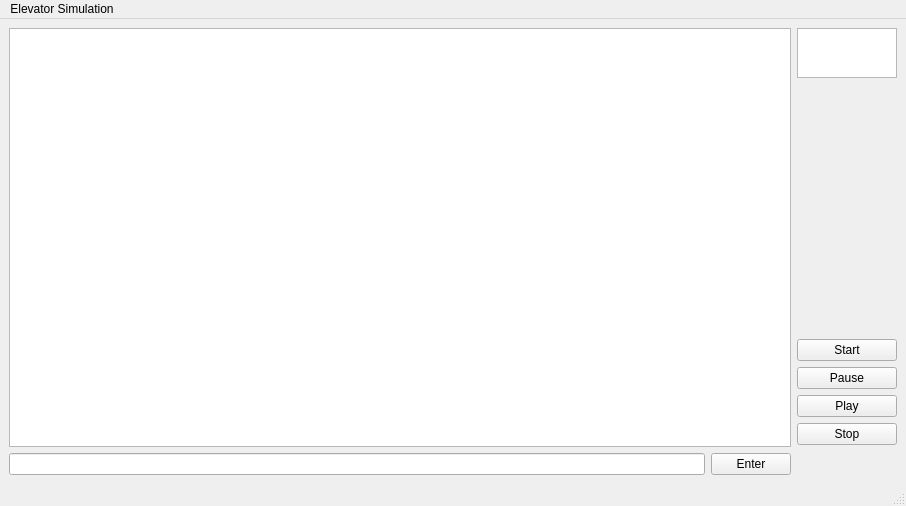
Above: mainwindow.ui from Elmmoon/COMP-3004-A3 before the change. Below: the same form after it.
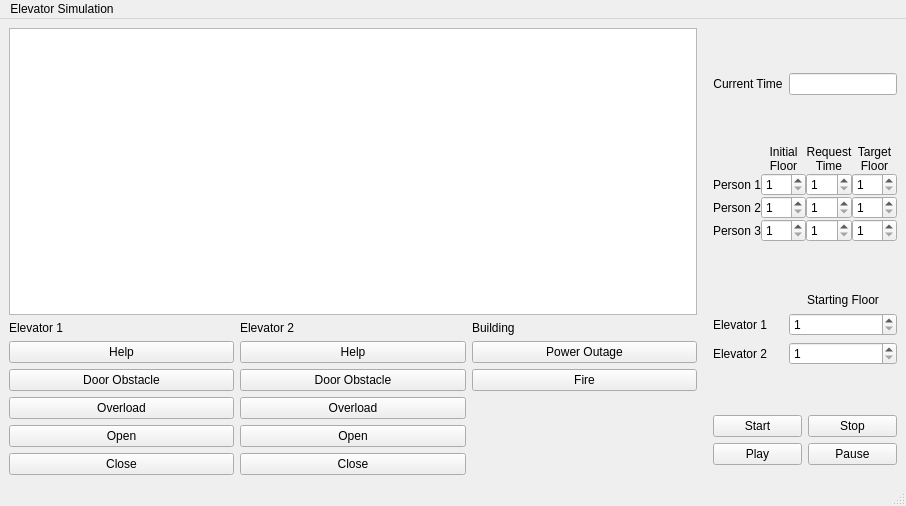
That is the form after the change.

```diff
--- a/mainwindow.ui
+++ b/mainwindow.ui
@@ -16,7 +16,13 @@
   <widget class="QWidget" name="centralwidget">
    <layout class="QHBoxLayout" name="horizontalLayout_12">
     <item>
-     <layout class="QVBoxLayout" name="verticalLayout_9">
+     <layout class="QVBoxLayout" name="runningGrid">
+      <property name="leftMargin">
+       <number>0</number>
+      </property>
+      <property name="bottomMargin">
+       <number>0</number>
+      </property>
       <item>
        <widget class="QPlainTextEdit" name="output">
         <property name="undoRedoEnabled">
@@ -28,14 +34,112 @@
        </widget>
       </item>
       <item>
-       <layout class="QHBoxLayout" name="horizontalLayout_11">
-        <item>
-         <widget class="QLineEdit" name="input"/>
+       <layout class="QGridLayout" name="eventGrid">
+        <property name="bottomMargin">
+         <number>0</number>
+        </property>
+        <item row="3" column="1">
+         <widget class="QPushButton" name="overloadButton2">
+          <property name="text">
+           <string>Overload</string>
+          </property>
+         </widget>
         </item>
-        <item>
-         <widget class="QPushButton" name="enterButton">
+        <item row="0" column="0">
+         <widget class="QLabel" name="eventLabel1">
           <property name="text">
-           <string>Enter</string>
+           <string>Elevator 1</string>
+          </property>
+         </widget>
+        </item>
+        <item row="3" column="0">
+         <widget class="QPushButton" name="overloadButton1">
+          <property name="text">
+           <string>Overload</string>
+          </property>
+         </widget>
+        </item>
+        <item row="2" column="1">
+         <widget class="QPushButton" name="obstacleButton2">
+          <property name="text">
+           <string>Door Obstacle</string>
+          </property>
+         </widget>
+        </item>
+        <item row="2" column="0">
+         <widget class="QPushButton" name="obstacleButton1">
+          <property name="text">
+           <string>Door Obstacle</string>
+          </property>
+         </widget>
+        </item>
+        <item row="4" column="1">
+         <widget class="QPushButton" name="openButton2">
+          <property name="text">
+           <string>Open</string>
+          </property>
+         </widget>
+        </item>
+        <item row="5" column="0">
+         <widget class="QPushButton" name="closeButton1">
+          <property name="text">
+           <string>Close</string>
+          </property>
+         </widget>
+        </item>
+        <item row="1" column="0">
+         <widget class="QPushButton" name="helpButton1">
+          <property name="text">
+           <string>Help</string>
+          </property>
+         </widget>
+        </item>
+        <item row="5" column="1">
+         <widget class="QPushButton" name="closeButton2">
+          <property name="text">
+           <string>Close</string>
+          </property>
+         </widget>
+        </item>
+        <item row="1" column="1">
+         <widget class="QPushButton" name="helpButton2">
+          <property name="text">
+           <string>Help</string>
+          </property>
+         </widget>
+        </item>
+        <item row="0" column="1">
+         <widget class="QLabel" name="eventLabel2">
+          <property name="text">
+           <string>Elevator 2</string>
+          </property>
+         </widget>
+        </item>
+        <item row="4" column="0">
+         <widget class="QPushButton" name="openButton1">
+          <property name="text">
+           <string>Open</string>
+          </property>
+         </widget>
+        </item>
+        <item row="1" column="2">
+         <widget class="QPushButton" name="powerButton">
+          <property name="text">
+           <string>Power Outage</string>
+          </property>
+         </widget>
+        </item>
+        <item row="2" column="2">
+         <widget class="QPushButton" name="fireButton">
+          <property name="text">
+           <string>Fire</string>
+          </property>
+         </widget>
+        </item>
+        <item row="0" column="2">
+         <widget class="QLabel" name="eventLabel3">
+          <property name="text">
+           <string>Building</string>
           </property>
          </widget>
         </item>
@@ -44,22 +148,77 @@
      </layout>
     </item>
     <item>
-     <layout class="QVBoxLayout" name="verticalLayout_7">
+     <spacer name="horizontalSpacer">
+      <property name="orientation">
+       <enum>Qt::Horizontal</enum>
+      </property>
+      <property name="sizeType">
+       <enum>QSizePolicy::Fixed</enum>
+      </property>
+      <property name="sizeHint" stdset="0">
+       <size>
+        <width>10</width>
+        <height>20</height>
+       </size>
+      </property>
+     </spacer>
+    </item>
+    <item>
+     <layout class="QVBoxLayout" name="inputGrid">
+      <property name="leftMargin">
+       <number>0</number>
+      </property>
+      <property name="topMargin">
+       <number>0</number>
+      </property>
+      <property name="bottomMargin">
+       <number>10</number>
+      </property>
       <item>
-       <widget class="QListView" name="timeCounter">
-        <property name="sizePolicy">
-         <sizepolicy hsizetype="Fixed" vsizetype="Fixed">
-          <horstretch>0</horstretch>
-          <verstretch>0</verstretch>
-         </sizepolicy>
+       <spacer name="verticalSpacer_4">
+        <property name="orientation">
+         <enum>Qt::Vertical</enum>
         </property>
-        <property name="maximumSize">
+        <property name="sizeHint" stdset="0">
          <size>
-          <width>100</width>
-          <height>50</height>
+          <width>20</width>
+          <height>40</height>
          </size>
         </property>
-       </widget>
+       </spacer>
+      </item>
+      <item>
+       <layout class="QHBoxLayout" name="timerGrid">
+        <property name="leftMargin">
+         <number>0</number>
+        </property>
+        <item>
+         <widget class="QLabel" name="timerLabel">
+          <property name="text">
+           <string>Current Time</string>
+          </property>
+          <property name="alignment">
+           <set>Qt::AlignCenter</set>
+          </property>
+         </widget>
+        </item>
+        <item>
+         <widget class="QLineEdit" name="timerDisplay">
+          <property name="sizePolicy">
+           <sizepolicy hsizetype="Fixed" vsizetype="Fixed">
+            <horstretch>0</horstretch>
+            <verstretch>0</verstretch>
+           </sizepolicy>
+          </property>
+          <property name="alignment">
+           <set>Qt::AlignCenter</set>
+          </property>
+          <property name="readOnly">
+           <bool>true</bool>
+          </property>
+         </widget>
+        </item>
+       </layout>
       </item>
       <item>
        <spacer name="verticalSpacer">
@@ -75,49 +234,325 @@
        </spacer>
       </item>
       <item>
-       <widget class="QPushButton" name="startButton">
-        <property name="text">
-         <string>Start</string>
+       <layout class="QGridLayout" name="personGrid" columnstretch="0,0,0,0,0">
+        <property name="sizeConstraint">
+         <enum>QLayout::SetMinimumSize</enum>
         </property>
-       </widget>
-      </item>
-      <item>
-       <widget class="QPushButton" name="pauseButton">
-        <property name="text">
-         <string>Pause</string>
+        <property name="leftMargin">
+         <number>0</number>
         </property>
-       </widget>
+        <property name="topMargin">
+         <number>0</number>
+        </property>
+        <property name="rightMargin">
+         <number>0</number>
+        </property>
+        <property name="bottomMargin">
+         <number>0</number>
+        </property>
+        <property name="spacing">
+         <number>0</number>
+        </property>
+        <item row="0" column="4">
+         <widget class="QLabel" name="targetLabel">
+          <property name="maximumSize">
+           <size>
+            <width>70</width>
+            <height>16777215</height>
+           </size>
+          </property>
+          <property name="text">
+           <string>Target
+Floor</string>
+          </property>
+          <property name="alignment">
+           <set>Qt::AlignCenter</set>
+          </property>
+         </widget>
+        </item>
+        <item row="4" column="1">
+         <widget class="QSpinBox" name="personInitInput2">
+          <property name="minimum">
+           <number>1</number>
+          </property>
+          <property name="maximum">
+           <number>99</number>
+          </property>
+         </widget>
+        </item>
+        <item row="4" column="4">
+         <widget class="QSpinBox" name="personTarInput2">
+          <property name="minimum">
+           <number>1</number>
+          </property>
+          <property name="maximum">
+           <number>99</number>
+          </property>
+         </widget>
+        </item>
+        <item row="5" column="1">
+         <widget class="QSpinBox" name="personInitInput3">
+          <property name="minimum">
+           <number>1</number>
+          </property>
+          <property name="maximum">
+           <number>99</number>
+          </property>
+         </widget>
+        </item>
+        <item row="5" column="0">
+         <widget class="QLabel" name="personLabel3">
+          <property name="text">
+           <string>Person 3</string>
+          </property>
+         </widget>
+        </item>
+        <item row="4" column="3">
+         <widget class="QSpinBox" name="personReqInput2">
+          <property name="minimum">
+           <number>1</number>
+          </property>
+          <property name="maximum">
+           <number>99</number>
+          </property>
+         </widget>
+        </item>
+        <item row="4" column="0">
+         <widget class="QLabel" name="personLabel2">
+          <property name="text">
+           <string>Person 2</string>
+          </property>
+         </widget>
+        </item>
+        <item row="3" column="1">
+         <widget class="QSpinBox" name="personInitInput1">
+          <property name="minimum">
+           <number>1</number>
+          </property>
+          <property name="maximum">
+           <number>99</number>
+          </property>
+         </widget>
+        </item>
+        <item row="5" column="3">
+         <widget class="QSpinBox" name="personReqInput3">
+          <property name="minimum">
+           <number>1</number>
+          </property>
+          <property name="maximum">
+           <number>99</number>
+          </property>
+         </widget>
+        </item>
+        <item row="3" column="3">
+         <widget class="QSpinBox" name="personReqInput1">
+          <property name="minimum">
+           <number>1</number>
+          </property>
+          <property name="maximum">
+           <number>99</number>
+          </property>
+         </widget>
+        </item>
+        <item row="3" column="0">
+         <widget class="QLabel" name="personLabel1">
+          <property name="text">
+           <string>Person 1</string>
+          </property>
+         </widget>
+        </item>
+        <item row="5" column="4">
+         <widget class="QSpinBox" name="personTarInput3">
+          <property name="minimum">
+           <number>1</number>
+          </property>
+          <property name="maximum">
+           <number>99</number>
+          </property>
+         </widget>
+        </item>
+        <item row="0" column="3">
+         <widget class="QLabel" name="requestLabel">
+          <property name="maximumSize">
+           <size>
+            <width>70</width>
+            <height>16777215</height>
+           </size>
+          </property>
+          <property name="text">
+           <string>Request
+Time</string>
+          </property>
+          <property name="alignment">
+           <set>Qt::AlignCenter</set>
+          </property>
+         </widget>
+        </item>
+        <item row="3" column="4">
+         <widget class="QSpinBox" name="personTarInput1">
+          <property name="minimum">
+           <number>1</number>
+          </property>
+          <property name="maximum">
+           <number>99</number>
+          </property>
+         </widget>
+        </item>
+        <item row="0" column="1">
+         <widget class="QLabel" name="initialLabel">
+          <property name="sizePolicy">
+           <sizepolicy hsizetype="Minimum" vsizetype="Minimum">
+            <horstretch>0</horstretch>
+            <verstretch>0</verstretch>
+           </sizepolicy>
+          </property>
+          <property name="maximumSize">
+           <size>
+            <width>100</width>
+            <height>16777215</height>
+           </size>
+          </property>
+          <property name="text">
+           <string>Initial 
+Floor</string>
+          </property>
+          <property name="alignment">
+           <set>Qt::AlignCenter</set>
+          </property>
+         </widget>
+        </item>
+       </layout>
       </item>
       <item>
-       <widget class="QPushButton" name="playButton">
-        <property name="text">
-         <string>Play</string>
+       <spacer name="verticalSpacer_2">
+        <property name="orientation">
+         <enum>Qt::Vertical</enum>
         </property>
-       </widget>
+        <property name="sizeHint" stdset="0">
+         <size>
+          <width>20</width>
+          <height>40</height>
+         </size>
+        </property>
+       </spacer>
       </item>
       <item>
-       <widget class="QPushButton" name="stopButton">
-        <property name="text">
-         <string>Stop</string>
+       <layout class="QGridLayout" name="elevatorGrid">
+        <property name="leftMargin">
+         <number>0</number>
         </property>
-       </widget>
+        <property name="topMargin">
+         <number>0</number>
+        </property>
+        <item row="0" column="2">
+         <widget class="QLabel" name="startFloorLabel">
+          <property name="maximumSize">
+           <size>
+            <width>16777215</width>
+            <height>15</height>
+           </size>
+          </property>
+          <property name="text">
+           <string>Starting Floor</string>
+          </property>
+          <property name="alignment">
+           <set>Qt::AlignCenter</set>
+          </property>
+         </widget>
+        </item>
+        <item row="2" column="0">
+         <widget class="QLabel" name="elevatorLabel2">
+          <property name="maximumSize">
+           <size>
+            <width>70</width>
+            <height>16777215</height>
+           </size>
+          </property>
+          <property name="text">
+           <string>Elevator 2</string>
+          </property>
+         </widget>
+        </item>
+        <item row="1" column="2">
+         <widget class="QSpinBox" name="elevatorInput1">
+          <property name="minimum">
+           <number>1</number>
+          </property>
+          <property name="maximum">
+           <number>99</number>
+          </property>
+         </widget>
+        </item>
+        <item row="2" column="2">
+         <widget class="QSpinBox" name="elevatorInput2">
+          <property name="minimum">
+           <number>1</number>
+          </property>
+          <property name="maximum">
+           <number>99</number>
+          </property>
+         </widget>
+        </item>
+        <item row="1" column="0">
+         <widget class="QLabel" name="elevatorLabel1">
+          <property name="maximumSize">
+           <size>
+            <width>70</width>
+            <height>16777215</height>
+           </size>
+          </property>
+          <property name="text">
+           <string>Elevator 1</string>
+          </property>
+         </widget>
+        </item>
+       </layout>
       </item>
       <item>
-       <spacer name="verticalSpacer_1">
+       <spacer name="verticalSpacer_3">
         <property name="orientation">
          <enum>Qt::Vertical</enum>
         </property>
-        <property name="sizeType">
-         <enum>QSizePolicy::Minimum</enum>
-        </property>
         <property name="sizeHint" stdset="0">
          <size>
           <width>20</width>
-          <height>30</height>
+          <height>40</height>
          </size>
         </property>
        </spacer>
       </item>
+      <item>
+       <layout class="QGridLayout" name="controlGrid">
+        <item row="3" column="0">
+         <widget class="QPushButton" name="playButton">
+          <property name="text">
+           <string>Play</string>
+          </property>
+         </widget>
+        </item>
+        <item row="2" column="0">
+         <widget class="QPushButton" name="startButton">
+          <property name="text">
+           <string>Start</string>
+          </property>
+         </widget>
+        </item>
+        <item row="2" column="1">
+         <widget class="QPushButton" name="stopButton">
+          <property name="text">
+           <string>Stop</string>
+          </property>
+         </widget>
+        </item>
+        <item row="3" column="1">
+         <widget class="QPushButton" name="pauseButton">
+          <property name="text">
+           <string>Pause</string>
+          </property>
+         </widget>
+        </item>
+       </layout>
+      </item>
      </layout>
     </item>
    </layout>
```
